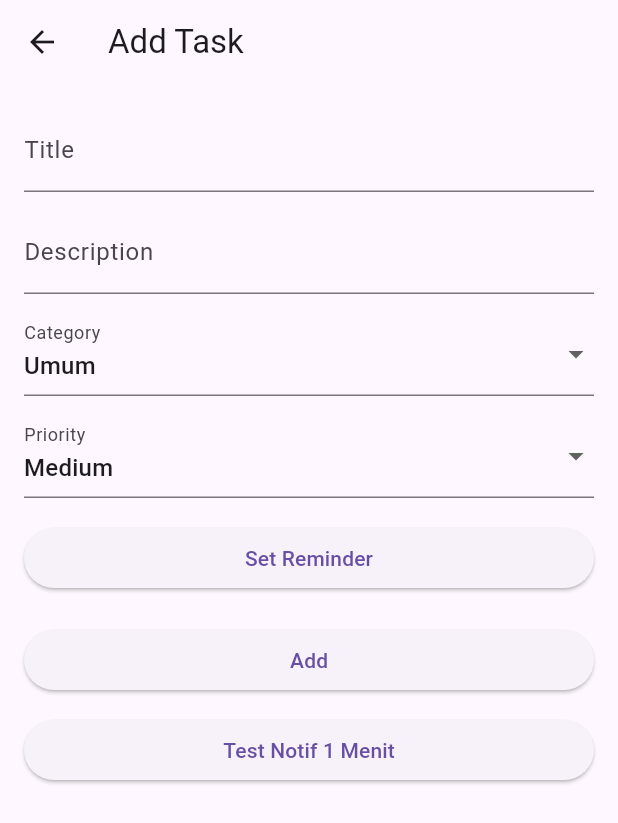
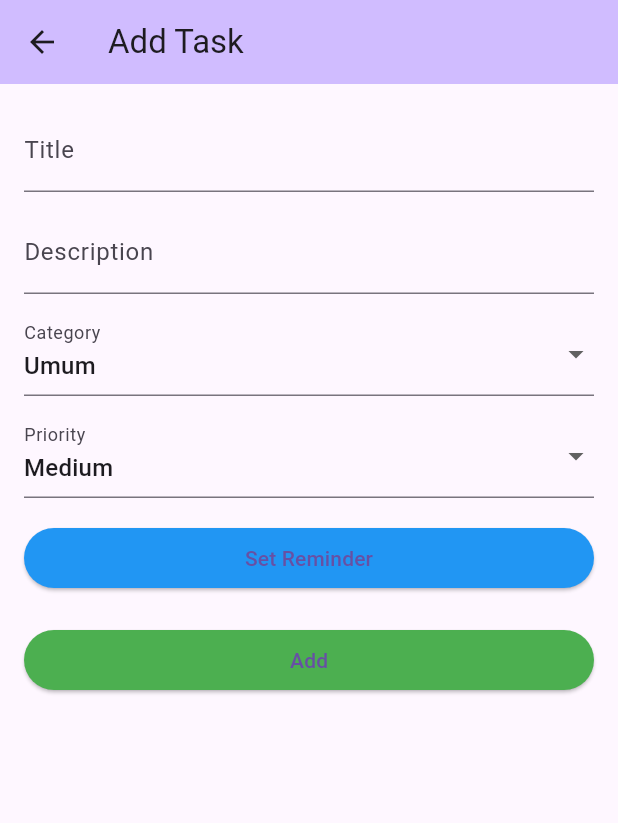
Before and after one commit to suryaprimap/Final-Project-MP, a Flutter app: the HomePage screen opened directly, after a tap on the "add" icon, on a phone screen of 412 x 824 dp. Shown: the top 823 px of the screen. Run offline on Flutter 3.47's test engine with Material 3 defaults, Android fonts, the phone set to English and light mode, and no system bars; our stand-ins replace flutter_local_notifications, shared_preferences, timezone; accounts and stored records are empty.

Commit message:
add dark mode

```diff
--- a/lib/models/task.dart
+++ b/lib/models/task.dart
@@ -2,36 +2,36 @@ class Task {
   String id;
   String title;
   String description;
+  String category;
+  String priority;
   bool isDone;
-  String category; // fitur opsional
-  String priority; // Low / Medium / High
+  DateTime? reminderDate;
 
   Task({
     required this.id,
     required this.title,
     required this.description,
+    required this.category,
+    required this.priority,
     this.isDone = false,
-    this.category = "Umum",
-    this.priority = "Normal",
+    this.reminderDate,
   });
 
-  // Convert object ke JSON untuk disimpan di shared_preferences
+  factory Task.fromJson(Map<String, dynamic> json) => Task(
+    id: json['id'],
+    title: json['title'],
+    description: json['description'],
+    category: json['category'],
+    priority: json['priority'],
+    isDone: json['isDone'] ?? false,
+  );
+
   Map<String, dynamic> toJson() => {
-    "id": id,
-    "title": title,
-    "description": description,
-    "isDone": isDone,
-    "category": category,
-    "priority": priority,
+    'id': id,
+    'title': title,
+    'description': description,
+    'category': category,
+    'priority': priority,
+    'isDone': isDone,
   };
-
-  // Convert JSON ke object Task
-  factory Task.fromJson(Map<String, dynamic> json) => Task(
-    id: json["id"],
-    title: json["title"],
-    description: json["description"],
-    isDone: json["isDone"],
-    category: json["category"],
-    priority: json["priority"],
-  );
 }
--- a/lib/pages/add_edit_task_page.dart
+++ b/lib/pages/add_edit_task_page.dart
@@ -29,13 +29,17 @@ class _AddEditTaskPageState extends State<AddEditTaskPage> {
     description = widget.task?.description ?? "";
     category = widget.task?.category ?? "Umum";
     priority = widget.task?.priority ?? "Medium";
+    reminderDate = widget.task?.reminderDate;
   }
 
   @override
   Widget build(BuildContext context) {
+    bool isDark = Theme.of(context).brightness == Brightness.dark;
+
     return Scaffold(
       appBar: AppBar(
         title: Text(widget.task == null ? "Add Task" : "Edit Task"),
+        backgroundColor: Theme.of(context).colorScheme.inversePrimary,
       ),
       body: Padding(
         padding: const EdgeInsets.all(16.0),
@@ -43,6 +47,7 @@ class _AddEditTaskPageState extends State<AddEditTaskPage> {
           key: _formKey,
           child: ListView(
             children: [
+              // Title Field
               TextFormField(
                 initialValue: title,
                 decoration: const InputDecoration(labelText: "Title"),
@@ -51,31 +56,42 @@ class _AddEditTaskPageState extends State<AddEditTaskPage> {
                 onSaved: (value) => title = value!,
               ),
               const SizedBox(height: 12),
+
+              // Description Field
               TextFormField(
                 initialValue: description,
                 decoration: const InputDecoration(labelText: "Description"),
                 onSaved: (value) => description = value ?? "",
               ),
               const SizedBox(height: 12),
+
+              // Category Dropdown
               DropdownButtonFormField<String>(
-                initialValue: category,
+                value: category,
                 decoration: const InputDecoration(labelText: "Category"),
                 items: categories
                     .map((c) => DropdownMenuItem(value: c, child: Text(c)))
                     .toList(),
-                onChanged: (value) => category = value!,
+                onChanged: (value) => setState(() => category = value!),
               ),
               const SizedBox(height: 12),
+
+              // Priority Dropdown
               DropdownButtonFormField<String>(
-                initialValue: priority,
+                value: priority,
                 decoration: const InputDecoration(labelText: "Priority"),
                 items: priorities
                     .map((p) => DropdownMenuItem(value: p, child: Text(p)))
                     .toList(),
-                onChanged: (value) => priority = value!,
+                onChanged: (value) => setState(() => priority = value!),
               ),
               const SizedBox(height: 16),
+
+              // Reminder Button
               ElevatedButton(
+                style: ElevatedButton.styleFrom(
+                  backgroundColor: isDark ? Colors.tealAccent : Colors.blue,
+                ),
                 child: Text(
                   reminderDate == null
                       ? "Set Reminder"
@@ -108,11 +124,15 @@ class _AddEditTaskPageState extends State<AddEditTaskPage> {
                 },
               ),
               const SizedBox(height: 20),
+
+              // Save/Add Button
               ElevatedButton(
+                style: ElevatedButton.styleFrom(
+                  backgroundColor: isDark ? Colors.tealAccent : Colors.green,
+                ),
                 child: Text(widget.task == null ? "Add" : "Save"),
                 onPressed: () async {
                   if (!_formKey.currentState!.validate()) return;
-
                   _formKey.currentState!.save();
 
                   final newTask = Task(
@@ -122,8 +142,10 @@ class _AddEditTaskPageState extends State<AddEditTaskPage> {
                     category: category,
                     priority: priority,
                     isDone: widget.task?.isDone ?? false,
+                    reminderDate: reminderDate,
                   );
 
+                  // Schedule notification if reminder is set
                   if (reminderDate != null) {
                     await NotificationService.scheduleNotification(
                       id: newTask.id.hashCode,
@@ -137,23 +159,6 @@ class _AddEditTaskPageState extends State<AddEditTaskPage> {
                   Navigator.pop(context, newTask);
                 },
               ),
-              const SizedBox(height: 12),
-              ElevatedButton(
-                onPressed: () async {
-                  // TEST NOTIF: 1 menit dari sekarang
-                  final testTime = DateTime.now().add(
-                    const Duration(minutes: 1),
-                  );
-                  await NotificationService.scheduleNotification(
-                    id: 999,
-                    title: "Test Notification",
-                    body: "Ini percobaan notifikasi 1 menit dari sekarang",
-                    scheduledDate: testTime,
-                  );
-                  print("Test notification scheduled at $testTime");
-                },
-                child: const Text("Test Notif 1 Menit"),
-              ),
             ],
           ),
         ),
--- a/lib/pages/home_page.dart
+++ b/lib/pages/home_page.dart
@@ -6,7 +6,8 @@ import 'add_edit_task_page.dart';
 enum FilterOption { All, Done, NotDone }
 
 class HomePage extends StatefulWidget {
-  const HomePage({super.key});
+  final Function(bool)? onToggleTheme; // callback dari main.dart
+  const HomePage({super.key, this.onToggleTheme});
 
   @override
   State<HomePage> createState() => _HomePageState();
@@ -62,10 +63,22 @@ class _HomePageState extends State<HomePage> {
 
   @override
   Widget build(BuildContext context) {
+    bool isDark = Theme.of(context).brightness == Brightness.dark;
+
     return Scaffold(
       appBar: AppBar(
         title: const Text("To-Do List"),
         actions: [
+          // Toggle dark/light mode
+          IconButton(
+            icon: Icon(isDark ? Icons.light_mode : Icons.dark_mode),
+            onPressed: () {
+              if (widget.onToggleTheme != null) {
+                widget.onToggleTheme!(!isDark);
+              }
+            },
+          ),
+          // Filter menu
           PopupMenuButton<FilterOption>(
             onSelected: (value) {
               setState(() {
--- a/lib/services/local_storage.dart
+++ b/lib/services/local_storage.dart
@@ -24,7 +24,7 @@ class LocalStorageService {
         .toList();
   }
 
-  // Hapus semua task (opsional)
+  // Hapus semua task
   static Future<void> clearTasks() async {
     SharedPreferences prefs = await SharedPreferences.getInstance();
     await prefs.remove(taskKey);
```
Also changed, not shown: lib/main.dart (+18 -90 lines).
